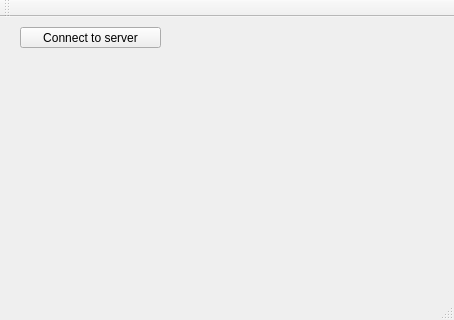
The window that jsonclient/mainwindow.ui (w-4-t/QTNetworkingTraining) describes before a commit, drawn with Qt 5.
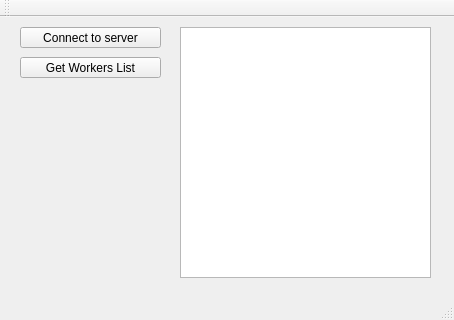
The same window after the commit.

```diff
--- a/jsonclient/mainwindow.ui
+++ b/jsonclient/mainwindow.ui
@@ -27,6 +27,29 @@
      <string>Connect to server</string>
     </property>
    </widget>
+   <widget class="QPushButton" name="pushButton_2">
+    <property name="geometry">
+     <rect>
+      <x>20</x>
+      <y>40</y>
+      <width>141</width>
+      <height>21</height>
+     </rect>
+    </property>
+    <property name="text">
+     <string>Get Workers List</string>
+    </property>
+   </widget>
+   <widget class="QTableView" name="tableView">
+    <property name="geometry">
+     <rect>
+      <x>180</x>
+      <y>10</y>
+      <width>251</width>
+      <height>251</height>
+     </rect>
+    </property>
+   </widget>
   </widget>
   <widget class="QMenuBar" name="menuBar">
    <property name="geometry">
```
